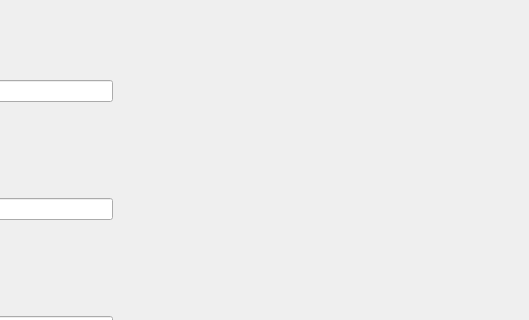
fbotel17/DMXProject, file DMXProject/DMXProject.ui: the form before one commit; both pictures show x 838 to 1367 and y 148 to 468 of the 1367 by 792 pixel window.
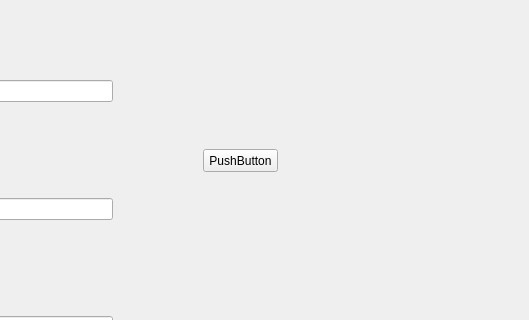
The form after the commit.

```diff
--- a/DMXProject/DMXProject.ui
+++ b/DMXProject/DMXProject.ui
@@ -286,6 +286,19 @@
          <string>Ajouter un Equipement</string>
         </property>
        </widget>
+       <widget class="QPushButton" name="pushButton_2">
+        <property name="geometry">
+         <rect>
+          <x>1030</x>
+          <y>250</y>
+          <width>75</width>
+          <height>23</height>
+         </rect>
+        </property>
+        <property name="text">
+         <string>PushButton</string>
+        </property>
+       </widget>
       </widget>
       <widget class="QWidget" name="page">
        <widget class="QWidget" name="verticalLayoutWidget_5">
```
Left out of the diff: 2 changed lines with no effect on the pictures.
